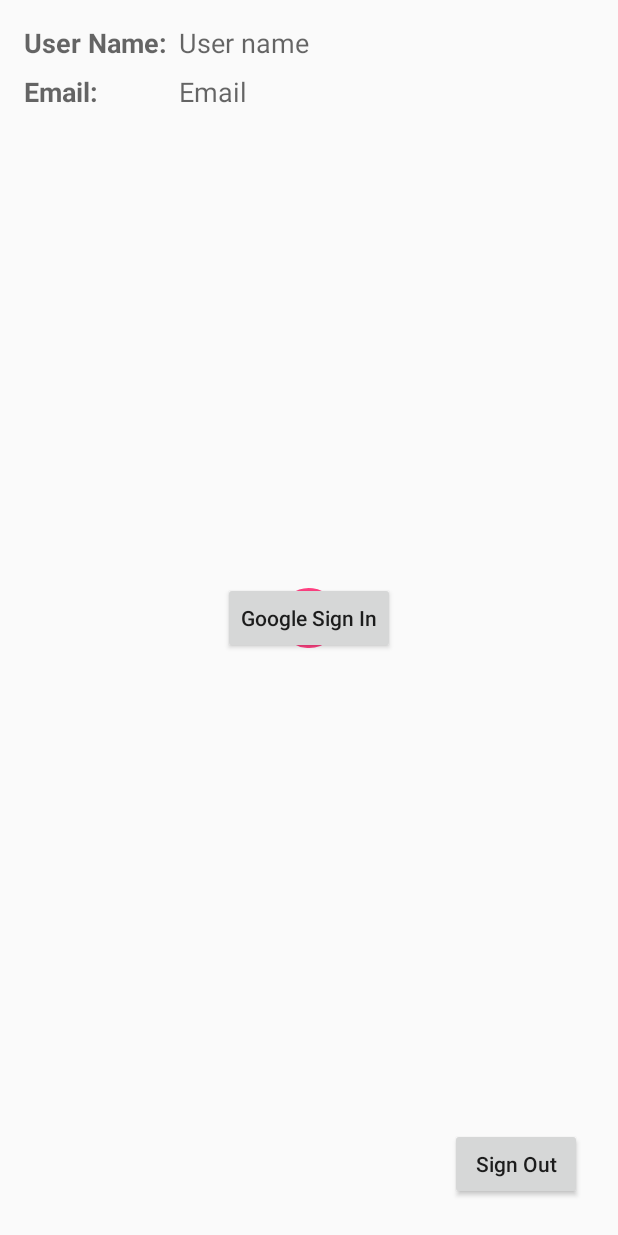
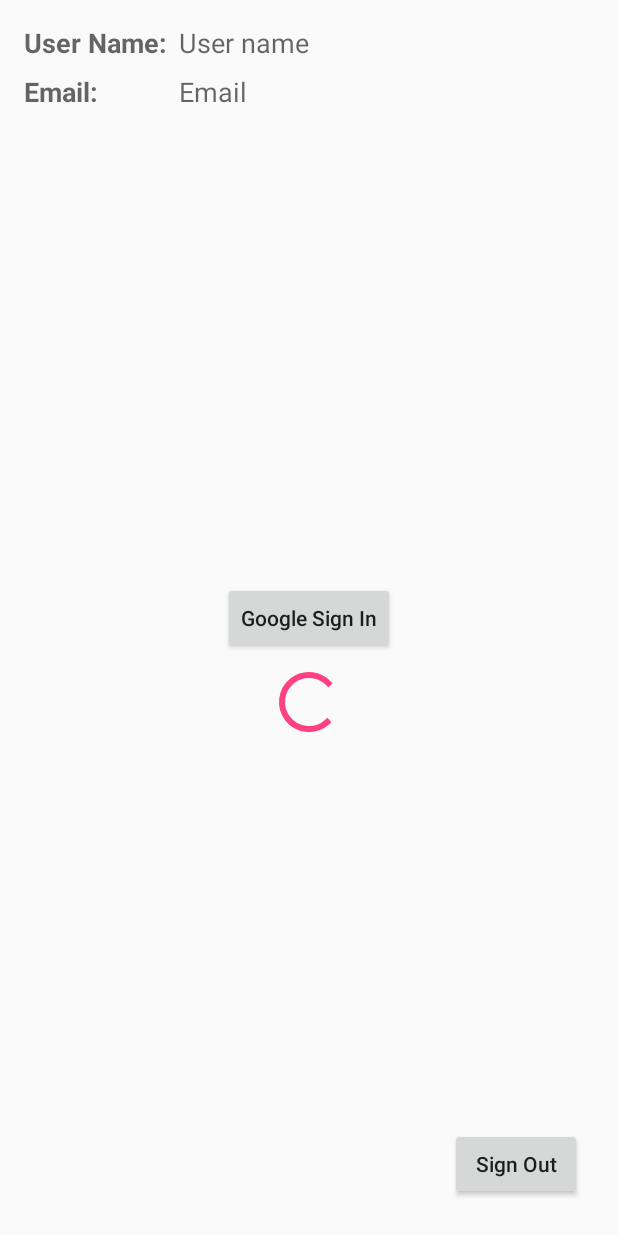
Before and after one commit to madhankumardroid/GoogleSignIn, an Android app: the layout activity_main.xml on its own in the app's theme, with its tools: preview values and no code run, on a phone screen of 412 x 824 dp. Run offline under Robolectric (Android 15) with nearby library versions, the phone set to English and light mode, and no system bars.

Commit message:
Update AccessTokenSample/app/src/main/res/layout/activity_main.xml
Changed the progress bar position.

```diff
--- a/AccessTokenSample/app/src/main/res/layout/activity_main.xml
+++ b/AccessTokenSample/app/src/main/res/layout/activity_main.xml
@@ -98,7 +98,10 @@
         style="?android:attr/progressBarStyle"
         android:layout_width="wrap_content"
         android:layout_height="wrap_content"
+        android:layout_below="@id/btn_google_sign_in"
+        android:layout_centerHorizontal="true"
         android:layout_centerInParent="true"
+        android:layout_marginTop="@dimen/margin_8"
         android:visibility="gone"
         tools:visibility="visible"
         />
```
